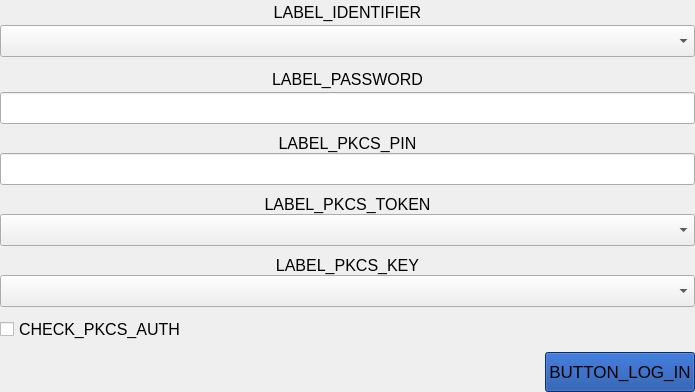
Scille/parsec-cloud, file parsec/core/gui/forms/login_login_widget.ui: the form before one commit.
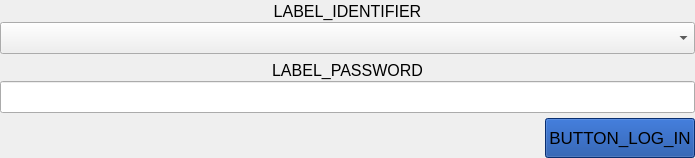
The form after the commit. Custom widgets are drawn as their Qt base class.

Commit message: [GUI] Made login window a little bit smaller and removed pkcs11 references

What changed in the file:
```diff
--- a/parsec/core/gui/forms/login_login_widget.ui
+++ b/parsec/core/gui/forms/login_login_widget.ui
@@ -7,7 +7,7 @@
     <x>0</x>
     <y>0</y>
     <width>695</width>
-    <height>392</height>
+    <height>158</height>
    </rect>
   </property>
   <property name="sizePolicy">
@@ -99,7 +99,7 @@
        <widget class="QWidget" name="widget_2" native="true">
         <layout class="QVBoxLayout" name="verticalLayout">
          <property name="spacing">
-          <number>10</number>
+          <number>5</number>
          </property>
          <property name="leftMargin">
           <number>0</number>
@@ -217,170 +217,6 @@
            </layout>
           </widget>
          </item>
-         <item>
-          <widget class="QWidget" name="widget_pkcs11" native="true">
-           <property name="font">
-            <font>
-             <pointsize>12</pointsize>
-            </font>
-           </property>
-           <layout class="QVBoxLayout" name="verticalLayout_3">
-            <property name="spacing">
-             <number>10</number>
-            </property>
-            <property name="leftMargin">
-             <number>0</number>
-            </property>
-            <property name="topMargin">
-             <number>0</number>
-            </property>
-            <property name="rightMargin">
-             <number>0</number>
-            </property>
-            <property name="bottomMargin">
-             <number>0</number>
-            </property>
-            <item>
-             <layout class="QVBoxLayout" name="verticalLayout_7">
-              <property name="spacing">
-               <number>0</number>
-              </property>
-              <item>
-               <widget class="QLabel" name="label_3">
-                <property name="font">
-                 <font>
-                  <pointsize>12</pointsize>
-                 </font>
-                </property>
-                <property name="text">
-                 <string>LABEL_PKCS_PIN</string>
-                </property>
-                <property name="alignment">
-                 <set>Qt::AlignCenter</set>
-                </property>
-               </widget>
-              </item>
-              <item>
-               <widget class="QLineEdit" name="line_edit_pkcs11_pin">
-                <property name="minimumSize">
-                 <size>
-                  <width>0</width>
-                  <height>32</height>
-                 </size>
-                </property>
-                <property name="font">
-                 <font>
-                  <pointsize>12</pointsize>
-                 </font>
-                </property>
-                <property name="text">
-                 <string/>
-                </property>
-                <property name="echoMode">
-                 <enum>QLineEdit::Password</enum>
-                </property>
-               </widget>
-              </item>
-             </layout>
-            </item>
-            <item>
-             <layout class="QVBoxLayout" name="verticalLayout_8">
-              <property name="spacing">
-               <number>0</number>
-              </property>
-              <item>
-               <widget class="QLabel" name="label_4">
-                <property name="font">
-                 <font>
-                  <pointsize>12</pointsize>
-                 </font>
-                </property>
-                <property name="text">
-                 <string>LABEL_PKCS_TOKEN</string>
-                </property>
-                <property name="alignment">
-                 <set>Qt::AlignCenter</set>
-                </property>
-               </widget>
-              </item>
-              <item>
-               <widget class="QComboBox" name="combo_pkcs11_token">
-                <property name="minimumSize">
-                 <size>
-                  <width>0</width>
-                  <height>32</height>
-                 </size>
-                </property>
-                <property name="font">
-                 <font>
-                  <pointsize>12</pointsize>
-                 </font>
-                </property>
-               </widget>
-              </item>
-             </layout>
-            </item>
-            <item>
-             <layout class="QVBoxLayout" name="verticalLayout_9">
-              <property name="spacing">
-               <number>0</number>
-              </property>
-              <item>
-               <widget class="QLabel" name="label_5">
-                <property name="font">
-                 <font>
-                  <pointsize>12</pointsize>
-                 </font>
-                </property>
-                <property name="text">
-                 <string>LABEL_PKCS_KEY</string>
-                </property>
-                <property name="alignment">
-                 <set>Qt::AlignCenter</set>
-                </property>
-               </widget>
-              </item>
-              <item>
-               <widget class="QComboBox" name="combo_pkcs11_key">
-                <property name="minimumSize">
-                 <size>
-                  <width>0</width>
-                  <height>32</height>
-                 </size>
-                </property>
-                <property name="font">
-                 <font>
-                  <pointsize>12</pointsize>
-                 </font>
-                </property>
-               </widget>
-              </item>
-             </layout>
-            </item>
-           </layout>
-          </widget>
-         </item>
-         <item>
-          <widget class="QCheckBox" name="check_box_use_pkcs11">
-           <property name="font">
-            <font>
-             <pointsize>12</pointsize>
-            </font>
-           </property>
-           <property name="styleSheet">
-            <string notr="true"/>
-           </property>
-           <property name="text">
-            <string>CHECK_PKCS_AUTH</string>
-           </property>
-           <property name="checkable">
-            <bool>true</bool>
-           </property>
-           <property name="checked">
-            <bool>false</bool>
-           </property>
-          </widget>
-         </item>
          <item>
           <layout class="QHBoxLayout" name="horizontalLayout_3">
            <property name="spacing">
@@ -394,7 +230,7 @@
              <property name="sizeHint" stdset="0">
               <size>
                <width>40</width>
-               <height>20</height>
+               <height>10</height>
               </size>
              </property>
             </spacer>
@@ -426,8 +262,8 @@
              </property>
              <property name="iconSize">
               <size>
-               <width>28</width>
-               <height>28</height>
+               <width>0</width>
+               <height>0</height>
               </size>
              </property>
              <property name="autoDefault">
```
Left out of the diff: 35 changed lines with no effect on the pictures. The commit also changes 10 other files.
